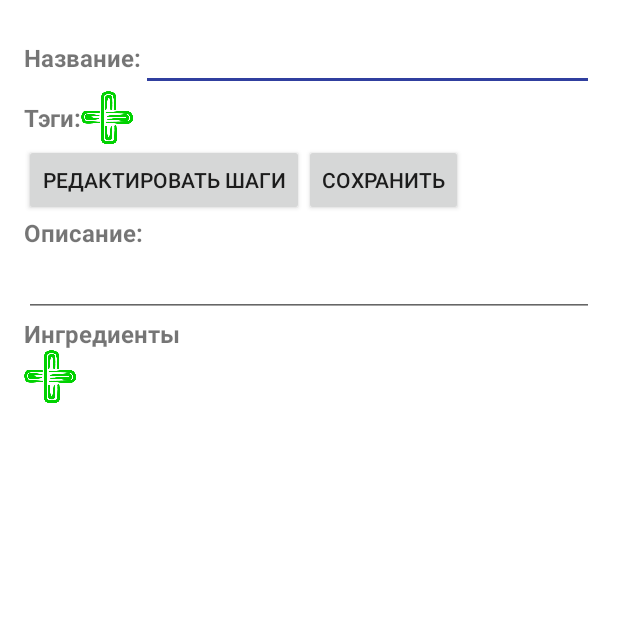
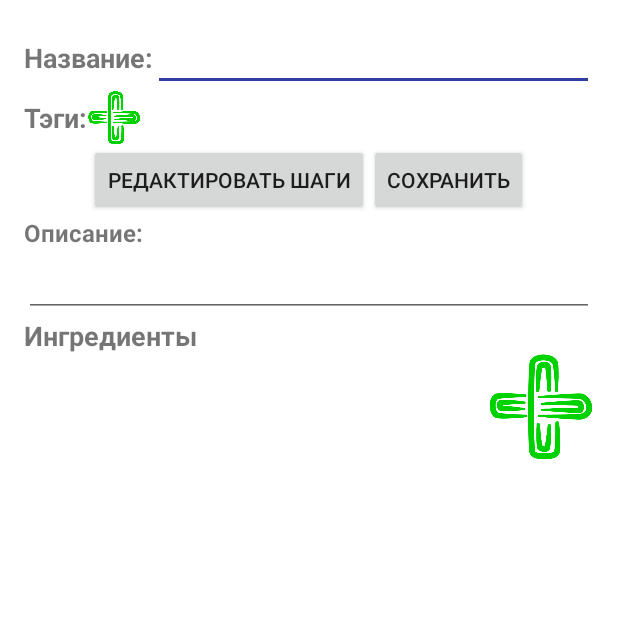
Before and after one commit to shavkunov/FoodManager, an Android app: the EditRecipeActivity screen opened directly, with no data from a screen before it, on a phone screen of 412 x 824 dp, the top half of it. Run offline under Robolectric (Android 15) with nearby library versions, the phone set to English and light mode, and no system bars; libraries missing offline, so code that uses them is left out: com.cloudinary, com.cloudinary.utils; 5 statements that could not run were skipped.

Commit message:
UI fixes

```diff
--- a/app/src/main/java/ru/spbau/mit/foodmanager/EditRecipeActivity.java
+++ b/app/src/main/java/ru/spbau/mit/foodmanager/EditRecipeActivity.java
@@ -81,7 +81,7 @@ public class EditRecipeActivity extends AppCompatActivity {
                     uriSteps = (ArrayList<UriStep>) resultContainer.getSerializableExtra("UriSteps");
                     break;
                 case REQUEST_PICK_CATEGORY:
-                    final Integer category = resultContainer.getIntExtra("Result", -1);
+                    final Integer category = resultContainer.getIntExtra("Result", 0);
                     tags.add(category);
                     addTagToView(category);
                     break;
@@ -228,7 +228,6 @@ public class EditRecipeActivity extends AppCompatActivity {
         final View view = inflater.inflate(R.layout.edit_recipe_ingredient, null);
         EditText ingredientNameView = (EditText) view.findViewById(R.id.edit_recipe_ingredient_name);
         EditText ingredientCountView = (EditText) view.findViewById(R.id.edit_recipe_ingredient_count);
-        LinearLayout ingredientCountLayout = (LinearLayout) view.findViewById(R.id.edit_recipe_ingredient_count_layout);
         Spinner ingredientMeasureView = (Spinner) view.findViewById(R.id.edit_recipe_ingredient_measure);
         ImageButton delete = (ImageButton) view.findViewById(R.id.edit_recipe_ingredient_delete);
         //Change name
--- a/app/src/main/res/layout/edit_recipe.xml
+++ b/app/src/main/res/layout/edit_recipe.xml
@@ -38,7 +38,7 @@
                         android:layout_width="wrap_content"
                         android:layout_height="wrap_content"
                         android:text="Название:"
-                        android:textSize="16sp"
+                        android:textSize="18sp"
                         android:textStyle="bold"/>
                     <EditText
                         android:id="@+id/edit_recipe_header_name"
@@ -57,7 +57,7 @@
                         android:layout_width="wrap_content"
                         android:layout_height="wrap_content"
                         android:text="Тэги:"
-                        android:textSize="16sp"
+                        android:textSize="18sp"
                         android:textStyle="bold"/>
                     <HorizontalScrollView
                         android:layout_width="match_parent"
@@ -91,7 +91,8 @@
         <LinearLayout
             android:layout_width="match_parent"
             android:layout_height="wrap_content"
-            android:orientation="horizontal">
+            android:orientation="horizontal"
+            android:gravity="center">
             <Button
                 android:id="@+id/edit_recipe_goto_stepbystep"
                 android:layout_width="wrap_content"
@@ -133,7 +134,7 @@
                         android:layout_width="match_parent"
                         android:layout_height="wrap_content"
                         android:text="Ингредиенты"
-                        android:textSize="16sp"
+                        android:textSize="18sp"
                         android:textStyle="bold"/>
                     <RelativeLayout
                         android:layout_width="match_parent"
@@ -145,16 +146,16 @@
                             android:orientation="vertical"
                             android:divider="@drawable/border"
                             android:showDividers="middle"
-                            android:paddingLeft="15dp"/>
+                            android:paddingLeft="15dp"
+                            android:paddingBottom="@dimen/imbtn_size"/>
                         <ImageButton
                             android:id="@+id/edit_recipe_body_add_ingredient"
-                            android:layout_width="@dimen/imbtn_size"
-                            android:layout_height="@dimen/imbtn_size"
+                            android:layout_width="@dimen/imbtn_size_big"
+                            android:layout_height="@dimen/imbtn_size_big"
                             android:scaleType="centerInside"
                             android:src="@drawable/add"
                             android:background="@color/colorTransparent"
-                            android:layout_alignParentLeft="true"
-                            android:layout_alignParentStart="true"
+                            android:layout_alignParentEnd="true"
                             android:layout_alignParentBottom="true"
                             android:onClick="onAddIngredientClick"/>
                     </RelativeLayout>
--- a/app/src/main/res/layout/edit_recipe_tag.xml
+++ b/app/src/main/res/layout/edit_recipe_tag.xml
@@ -7,7 +7,8 @@
     <TextView
         android:id="@+id/edit_recipe_tag_name"
         android:layout_width="wrap_content"
-        android:layout_height="wrap_content" />
+        android:layout_height="wrap_content"
+        android:textSize="17sp"/>
     <ImageButton
         android:id="@+id/edit_recipe_delete_tag"
         android:src="@drawable/delete"
--- a/app/src/main/res/layout/recipe_view.xml
+++ b/app/src/main/res/layout/recipe_view.xml
@@ -57,7 +57,8 @@
         <LinearLayout
             android:layout_width="match_parent"
             android:layout_height="wrap_content"
-            android:orientation="horizontal">
+            android:orientation="horizontal"
+            android:gravity="center_horizontal">
             <ImageButton
                 android:id="@+id/recipe_add_to_favorites"
                 android:layout_width="@dimen/imbtn_size"
```
Also changed, not shown: app/src/main/res/layout/edit_recipe_ingredient.xml (+59 -51 lines).
